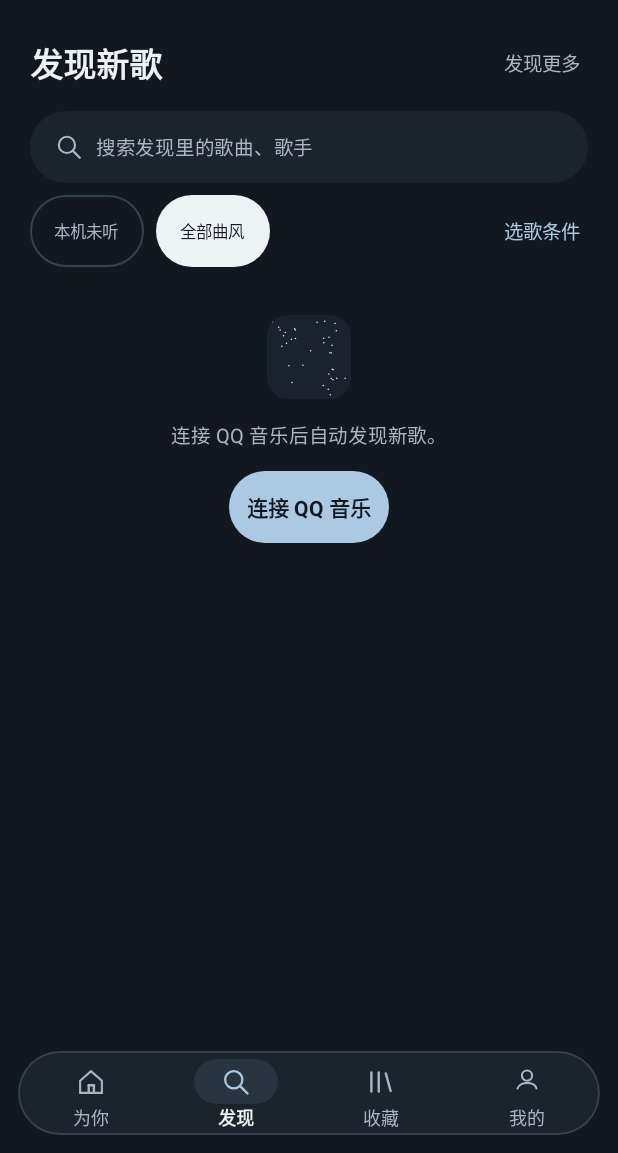
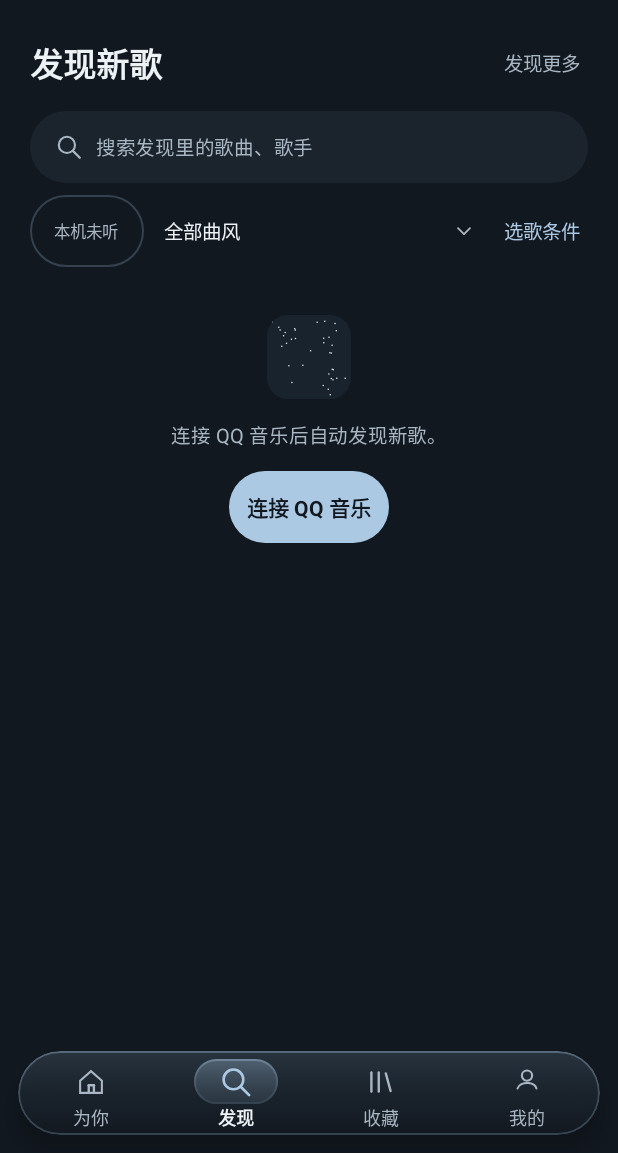
Before and after one commit to asuka520-web/Resonance-Android, an Android app built with Jetpack Compose: the screen it shows after launch (QqAccountActivity), item 2 of the bottom bar chosen, on a phone screen of 412 x 824 dp, the part 83-1236 px from its top. Run offline under Robolectric (Android 15) with nearby library versions, the phone set to English and light mode, and no system bars; pictures from the network do not load; 3 statements that could not run were skipped.

Commit message:
Release glass navigation and NetEase sign-in

```diff
--- a/app/build.gradle.kts
+++ b/app/build.gradle.kts
@@ -24,8 +24,8 @@ android {
         manifestPlaceholders["listenerLabel"] = if (previewBuild) "Resonance 预览版媒体监听" else "Resonance 媒体监听"
         minSdk = 26
         targetSdk = 35
-        versionCode = 26
-        versionName = "0.15.9"
+        versionCode = 27
+        versionName = "0.15.10"
     }
     buildTypes {
         release {
--- a/app/src/main/AndroidManifest.xml
+++ b/app/src/main/AndroidManifest.xml
@@ -9,6 +9,7 @@
         android:icon="@mipmap/ic_launcher" android:roundIcon="@mipmap/ic_launcher"
         android:fullBackupContent="@xml/backup_rules" android:dataExtractionRules="@xml/data_extraction_rules">
         <activity android:name=".MainActivity" android:exported="false"/>
+        <activity android:name=".NetEaseAccountActivity" android:exported="false" android:process=":netease"/>
         <activity android:name=".QqAccountActivity" android:exported="true">
             <intent-filter>
                 <action android:name="android.intent.action.MAIN"/>
--- a/app/src/main/java/com/resonance/app/QqAccountActivity.kt
+++ b/app/src/main/java/com/resonance/app/QqAccountActivity.kt
@@ -146,7 +146,8 @@ class QqAccountActivity : ComponentActivity() {
                     val range=PlaybackRange.parse(name)
                     getSharedPreferences("resonance_settings",MODE_PRIVATE).edit().putString("qq_playback_range",range.name).apply()
                     PlaybackStateBus.publish(PlaybackStateBus.value.copy(playbackRange=range.name))
-                },onClearScores=QqLibrary::clearScores,onSongFeedback=QqLibrary::songFeedback, liveClock=playbackClock)
+                },onClearScores=QqLibrary::clearScores,onSongFeedback=QqLibrary::songFeedback, liveClock=playbackClock,
+                onNetEaseLogin = { NetEaseAccountActivity.open(this@QqAccountActivity) })
             if (showLogin) ResonanceTheme {
                 SheetScaffold(onDismissRequest = { closeLogin() }, sheetState = rememberModalBottomSheetState(skipPartiallyExpanded = true),
                     modifier = Modifier.fillMaxHeight(.96f)) {
@@ -210,8 +211,8 @@ class QqAccountActivity : ComponentActivity() {
 
 @Composable
 internal fun AccountSheetHeader(host: String, loading: Boolean, failed: Boolean, needsAuthorization: Boolean,
-    onClose: () -> Unit, onAuthorize: () -> Unit, onRetry: () -> Unit) {
-    SectionHeader("QQ 音乐账号", onClose, "完成")
+    onClose: () -> Unit, onAuthorize: () -> Unit, onRetry: () -> Unit, title: String = "QQ 音乐账号") {
+    SectionHeader(title, onClose, "完成")
     Text("官方页面 · $host", fontSize = TypeSize.caption, color = ResonancePalette.muted,
         modifier = Modifier.padding(bottom = Space.x2))
     if (needsAuthorization) TextAction("打开官方播放器页继续授权", onAuthorize, ResonancePalette.signal)
--- a/app/src/main/java/com/resonance/app/ResonanceComponents.kt
+++ b/app/src/main/java/com/resonance/app/ResonanceComponents.kt
@@ -19,6 +19,8 @@ import androidx.compose.foundation.gestures.detectVerticalDragGestures
 import androidx.compose.foundation.LocalIndication
 import androidx.compose.foundation.interaction.MutableInteractionSource
 import androidx.compose.foundation.interaction.collectIsPressedAsState
+import androidx.compose.foundation.interaction.collectIsHoveredAsState
+import androidx.compose.foundation.interaction.collectIsFocusedAsState
 import androidx.compose.foundation.layout.*
 import androidx.compose.foundation.selection.selectable
 import androidx.compose.foundation.selection.selectableGroup
@@ -44,13 +46,14 @@ import androidx.compose.ui.Alignment
 import androidx.compose.ui.Modifier
 import androidx.compose.ui.draw.clip
 import androidx.compose.ui.draw.drawWithCache
-import androidx.compose.ui.draw.drawWithCache
+import androidx.compose.ui.draw.drawWithContent
 import androidx.compose.ui.draw.shadow
 import androidx.compose.ui.focus.onFocusChanged
 import androidx.compose.ui.geometry.CornerRadius
 import androidx.compose.ui.geometry.Offset
 import androidx.compose.ui.geometry.Rect
 import androidx.compose.ui.geometry.Size
+import androidx.compose.ui.graphics.Brush
 import androidx.compose.ui.graphics.Color
 import androidx.compose.ui.graphics.Shape
 import androidx.compose.ui.graphics.nativeCanvas
@@ -188,13 +191,22 @@ internal fun resonanceAnimatedValue(target: Float, duration: Int, easing: Easing
 
 @Composable
 internal fun Modifier.resonancePress(interaction: MutableInteractionSource): Modifier {
-    if (!LocalResonanceMotion.current) return this
+    val animate = LocalResonanceMotion.current
     val pressed by interaction.collectIsPressedAsState()
-    val scale = resonanceAnimatedValue(if (pressed) Motion.PressScale else 1f, if (pressed) Motion.Press else Motion.Release,
+    val hovered by interaction.collectIsHoveredAsState()
+    val focused by interaction.collectIsFocusedAsState()
+    val scale = resonanceAnimatedValue(if (animate && pressed) Motion.PressScale else 1f, if (pressed) Motion.Press else Motion.Release,
         if (pressed) Motion.accelerate else Motion.release, "button press")
+    val highlight = resonanceAnimatedValue(
+        if (pressed || hovered || focused) .16f else 0f, Motion.Press, Motion.responsive, "hover highlight")
     return graphicsLayer {
         scaleX = scale.value
         scaleY = scaleX
+    }.drawWithContent {
+        drawContent()
+        if (highlight.value > 0f) drawRoundRect(
+            ResonancePalette.signal.copy(alpha = highlight.value), cornerRadius = CornerRadius(Space.x3.toPx())
+        )
     }
 }
 
@@ -329,11 +341,12 @@ internal fun TrackRow(
     subtitle: String = "", detailsButton: Boolean = false, quietDetails: Boolean = false,
     supporting: @Composable ColumnScope.() -> Unit = {}
 ) {
+    val interaction = remember { MutableInteractionSource() }
     Row(Modifier.fillMaxWidth().heightIn(min = Space.trackHeight),
         verticalAlignment = Alignment.CenterVertically, horizontalArrangement = Arrangement.spacedBy(Space.x2)) {
         Row(Modifier.weight(1f).heightIn(min = Space.trackHeight)
-            .combinedClickable(role = Role.Button, onClick = onPlay, onLongClick = onDetails,
-                onLongClickLabel = "${song.name}的歌曲详情"),
+            .combinedClickable(interaction, indication = null, role = Role.Button, onClick = onPlay, onLongClick = onDetails,
+                onLongClickLabel = "${song.name}的歌曲详情").resonancePress(interaction),
             verticalAlignment = Alignment.CenterVertically, horizontalArrangement = Arrangement.spacedBy(Space.x3)) {
             val cover = rememberArtworkLoad(song)
             Box(Modifier.size(Space.listCover)) {
@@ -373,8 +386,19 @@ internal fun Dock(
     val shape = Corners.dock
     val animate = LocalResonanceMotion.current
     val playhead = remember { SmoothPlayhead() }
+    val dockGlass = remember {
+        Brush.verticalGradient(listOf(ResonancePalette.raised.copy(alpha = .96f),
+            ResonancePalette.surface.copy(alpha = .92f), ResonancePalette.ink.copy(alpha = .98f)))
+    }
+    val glassRim = remember {
+        Brush.verticalGradient(listOf(ResonancePalette.signal.copy(alpha = .36f), ResonancePalette.line))
+    }
+    val tabGlass = remember {
+        Brush.verticalGradient(listOf(ResonancePalette.signal.copy(alpha = .32f), ResonancePalette.raised))
+    }
     Column(Modifier.navigationBarsPadding().padding(start = Space.x3, end = Space.x3, bottom = Space.x3, top = Space.x1)
-        .fillMaxWidth().clip(shape).background(ResonancePalette.surface).border(Space.thin, ResonancePalette.line, shape)) {
+        .fillMaxWidth().shadow(Space.x2, shape).clip(shape)
+        .background(dockGlass).border(Space.thin, glassRim, shape)) {
         if (song != null) {
             Canvas(Modifier.fillMaxWidth().height(Space.progressLine)) {
                 val frame = clock.value
@@ -448,16 +472,37 @@ internal fun Dock(
             Box(Modifier.offset {
                 val position = if (animate) selection.value else tab.toFloat()
                 IntOffset((slotWidth * (position + .5f) - Space.navHalfWidth).roundToPx(), Space.opticalInset.roundToPx())
-            }.size(width = Space.listCover, height = Space.navPillHeight).background(ResonancePalette.raised, CircleShape))
+            }.size(width = Space.listCover, height = Space.navPillHeight)
+                .graphicsLayer {
+                    val travel = if (animate) abs(selection.value - tab).coerceIn(0f, 1f) else 0f
+                    scaleX = 1f + Motion.NavGlassStretch * travel
+                }
+                .background(tabGlass, CircleShape).border(Space.thin, glassRim, CircleShape))
             Row(Modifier.matchParentSize().selectableGroup()) {
                 homeDestinations.forEachIndexed { index, (label, glyph) ->
                     val selected = index == tab
                     val interaction = remember { MutableInteractionSource() }
-                    Column(Modifier.weight(1f).fillMaxHeight().selectable(selected, interaction, LocalIndication.current,
-                        role = Role.Tab, onClick = { onTab(index) }).resonancePress(interaction),
+                    val hovered by interaction.collectIsHoveredAsState()
+                    val focused by interaction.collectIsFocusedAsState()
+                    val highlighted = hovered || focused
+                    val iconScale = resonanceAnimatedValue(
+                        if (selected || highlighted) Motion.NavIconScale else 1f,
+                        Motion.Navigation, Motion.responsive, "navigation icon")
+                    Column(Modifier.weight(1f).fillMaxHeight().selectable(selected, interaction, indication = null,
+                        role = Role.Tab, onClick = { onTab(index) }),
                         horizontalAlignment = Alignment.CenterHorizontally) {
-                        Box(Modifier.padding(top = Space.opticalInset).size(width = Space.listCover, height = Space.navPillHeight), contentAlignment = Alignment.Center) {
-                            Glyph(glyph, Modifier.size(Space.navGlyph), if (selected) ResonancePalette.signal else ResonancePalette.muted)
+                        val hoverGlass = when {
+                            focused -> Modifier.border(Space.thin, ResonancePalette.signal, CircleShape)
+                            hovered && !selected -> Modifier.background(ResonancePalette.signal.copy(alpha = .12f), CircleShape)
+                            else -> Modifier
+                        }
+                        Box(Modifier.padding(top = Space.opticalInset)
+                            .size(width = Space.listCover, height = Space.navPillHeight).then(hoverGlass),
+                            contentAlignment = Alignment.Center) {
+                            Glyph(glyph, Modifier.size(Space.navGlyph).graphicsLayer {
+                                scaleX = iconScale.value
+                                scaleY = scaleX
+                            }, if (selected || highlighted) ResonancePalette.signal else ResonancePalette.muted)
                         }
                         ResonanceText(label, TypeSize.secondary, color = if (selected) ResonancePalette.sand else ResonancePalette.muted,
                             weight = if (selected) FontWeight.Bold else FontWeight.Medium)
--- a/app/src/main/java/com/resonance/app/ResonanceMotion.kt
+++ b/app/src/main/java/com/resonance/app/ResonanceMotion.kt
@@ -88,6 +88,8 @@ internal object Motion {
     const val PressScale = .97f
     const val PlayMorph = 180
     const val Navigation = 240
+    const val NavGlassStretch = .14f
+    const val NavIconScale = 1.14f
     const val PageFade = 180
     const val SecondaryPage = 240
     const val SecondaryOffsetDp = 8
--- a/app/src/main/java/com/resonance/app/ResonanceScreen.kt
+++ b/app/src/main/java/com/resonance/app/ResonanceScreen.kt
@@ -32,7 +32,6 @@ import androidx.compose.foundation.layout.*
 import androidx.compose.foundation.lazy.LazyColumn
 import androidx.compose.foundation.lazy.LazyRow
 import androidx.compose.foundation.lazy.items
-import androidx.compose.foundation.lazy.itemsIndexed
 import androidx.compose.foundation.lazy.rememberLazyListState
 import androidx.compose.foundation.rememberScrollState
 import androidx.compose.foundation.shape.CircleShape
@@ -238,7 +237,8 @@ internal fun ResonanceScreen(library:LibraryState, player:PlayerStatus, onLogin:
     onPlaybackMode:(String)->Unit={},onIntent:(ListeningIntent)->Unit={QqLibrary.setIntent(it)},
     onFavorite:(String)->Unit={},onRefreshFavorite:(String)->Unit={},onEnrich:(String?)->Unit={},onPlaybackRange:(String)->Unit={},onClearScores:()->Unit={},
     onSongFeedback:(String,Set<String>,Boolean)->Unit={_,_,_->}, liveClock:State<PlaybackClock>?=null,
-    onRefreshRecommendation:(String)->Unit={QqLibrary.similar(it)}, onClearTagScore:(String)->Unit=QqLibrary::clearTagScore) {
+    onRefreshRecommendation:(String)->Unit={QqLibrary.similar(it)}, onClearTagScore:(String)->Unit=QqLibrary::clearTagScore,
+    onNetEaseLogin:(()->Unit)?=null) {
     val clock=liveClock ?: rememberUpdatedState(player.clock())
     val context=LocalContext.current
     val settings=remember {context.getSharedPreferences("resonance_settings",0)}
@@ -358,12 +358,16 @@ internal fun ResonanceScreen(library:LibraryState, player:PlayerStatus, onLogin:
         if (playlistId != null && first != null) playlistSeeds[playlistId] = first
     }
     val browserEntries = rememberDiscoveryEntries(library, discoverySearch, unheardOnly, discoveryGenre, tab == 1)
-    val thumbnailDir = LocalContext.current.cacheDir
     val discoveryGenres by key(library.accountScope) {
-        produceState(emptyList<List<GenreTileData>>(), tab, library.favorites, library.discoveries, library.genres, scores) {
+        produceState(emptyList<String>(), tab, library.favorites, library.discoveries, library.genres) {
             if (tab == 1) {
-                val cached = withContext(Dispatchers.IO) { CoverThumbnails.availableAlbums(thumbnailDir) }
-                value = withContext(Dispatchers.Default) { discoveryTiles(library, scores, cached).chunked(3) }
+                value = withContext(Dispatchers.Default) {
+                    library.allTracks.asSequence()
+                        .flatMap { library.genres[it.mid]?.labels.orEmpty() }
+                        .distinct()
+                        .sortedBy { genreName(it).lowercase(java.util.Locale.ROOT) }
+                        .toList()
+                }
             }
         }
     }
@@ -517,22 +521,9 @@ internal fun ResonanceScreen(library:LibraryState, player:PlayerStatus, onLogin:
                         Row(Modifier.fillMaxWidth(), horizontalArrangement = Arrangement.spacedBy(Space.x2),
                             verticalAlignment = Alignment.CenterVertically) {
                             PlaybackChip("本机未听", unheardOnly) { unheardOnly = !unheardOnly }
-                            PlaybackChip("全部曲风", discoveryGenre == null) { discoveryGenre = null }
-                            Spacer(Modifier.weight(1f))
+                            DiscoveryGenreMenu(discoveryGenres, discoveryGenre, { discoveryGenre = it }, Modifier.weight(1f))
                             TextAction(if (library.intent.active) "调整已选条件" else "选歌条件",
                                 { draftIntent = library.intent; scoreTab = false; showIntent = true }, Accent)
-                        }
-                    }
-                    itemsIndexed(discoveryGenres, key = { _, row -> "genre-grid-${row.first().label}" }) { index, row ->
-                        if (index == 0 && row.size == 3) {
-                            FeaturedGenres(row, discoveryGenre) { discoveryGenre = it }
-                        } else {
-                            Row(Modifier.fillMaxWidth(), horizontalArrangement = Arrangement.spacedBy(Space.tileGap)) {
-                                row.forEach { tile ->
-                                    GenreTile(tile, discoveryGenre == tile.label, { discoveryGenre = tile.label }, Modifier.weight(1f))
-                                }
-                                repeat(3 - row.size) { Spacer(Modifier.weight(1f)) }
-                            }
                         }
                     }
                     val entries = browserEntries.orEmpty()
@@ -573,9 +564,11 @@ internal fun ResonanceScreen(library:LibraryState, player:PlayerStatus, onLogin:
                     item { SearchField(search, { search = it }, "搜索歌曲、歌手") }
                     if(library.openedPlaylist==null && connected) item {
                         val coverage=if(library.favorites.isEmpty())0 else library.taggedCount*100/library.favorites.size
+                        val interaction = remember { MutableInteractionSource() }
                         Column(
                             Modifier.fillMaxWidth().heightIn(min = Space.touch)
-                                .clickable(role = Role.Button) { showCatalogueDetails = !showCatalogueDetails }
+                                .clickable(interaction, indication = null, role = Role.Button) { showCatalogueDetails = !showCatalogueDetails }
+                                .resonancePress(interaction)
                                 .semantics { stateDescription = if (showCatalogueDetails) "已展开" else "已收起" }
                                 .padding(vertical = Space.x3),
                             verticalArrangement = Arrangement.spacedBy(Space.x2)
@@ -651,9 +644,11 @@ internal fun ResonanceScreen(library:LibraryState, player:PlayerStatus, onLogin:
                     item { SectionHeader("我的歌单", onPlaylists, "读取歌单") }
                     items(library.playlists, key = { "playlist-${it.id}" }) { playlist ->
                         val firstMid = playlistSeeds[playlist.id]
+                        val interaction = remember { MutableInteractionSource() }
                         Column {
                             Row(Modifier.fillMaxWidth().heightIn(min = Space.touch)
-                                .clickable(role = Role.Button) { requestedPlaylist = playlist; onPlaylist(playlist) }
+                                .clickable(interaction, indication = null, role = Role.Button) { requestedPlaylist = playlist; onPlaylist(playlist) }
+                                .resonancePress(interaction)
                                 .padding(vertical = Space.x2), verticalAlignment = Alignment.CenterVertically,
                                 horizontalArrangement = Arrangement.spacedBy(Space.x3)) {
                                 SandPlate(firstMid ?: "playlist:${playlist.id}", Modifier.size(Space.listCover))
@@ -692,6 +687,13 @@ internal fun ResonanceScreen(library:LibraryState, player:PlayerStatus, onLogin:
                                     color = Muted, fontSize = TypeSize.secondary)
                             }
                             OutlineButton(if (connected) "管理账号 / 更新授权" else "连接 QQ 音乐", onLogin)
+                        }
+                        HorizontalDivider(color = SoftLine)
+                    }
+                    if (onNetEaseLogin != null) item {
+                        Column(Modifier.fillMaxWidth().padding(vertical = Space.x2), verticalArrangement = Arrangement.spacedBy(Space.x2)) {
+                            SectionHeader("网易云音乐", null, "")
+                            OutlineButton("登录 / 管理账号", onNetEaseLogin)
                         }
                         HorizontalDivider(color = SoftLine)
                     }
@@ -1007,6 +1009,36 @@ private fun GenreScoreSummary(scores: List<GenreScore>, ticker: FrameTicker, sys
 }
 
 @Composable
+private fun DiscoveryGenreMenu(labels: List<String>, selected: String?, onSelect: (String?) -> Unit, modifier: Modifier) {
+    var expanded by remember { mutableStateOf(false) }
+    val trigger = remember { MutableInteractionSource() }
+    Box(modifier) {
+        Row(Modifier.heightIn(min = Space.touch).fillMaxWidth()
+            .clickable(trigger, indication = null, role = Role.Button) { expanded = true }
+            .resonancePress(trigger).padding(horizontal = Space.opticalInset),
+            horizontalArrangement = Arrangement.spacedBy(Space.x1), verticalAlignment = Alignment.CenterVertically) {
+            ResonanceText(selected?.let(::genreName) ?: "全部曲风", TypeSize.action, Modifier.weight(1f), ResonancePalette.sand)
+            Glyph(ResonanceGlyph.DOWN, Modifier.size(Space.x4), ResonancePalette.muted)
+        }
+        DropdownMenu(expanded, onDismissRequest = { expanded = false },
+            modifier = Modifier.heightIn(max = Space.legacyListHeight)) {
+            (listOf(null) + labels).forEach { label ->
+                val interaction = remember { MutableInteractionSource() }
+                DropdownMenuItem(
+                    text = {
+                        ResonanceText(label?.let(::genreName) ?: "全部曲风", TypeSize.body,
+                            color = if (label == selected) ResonancePalette.signal else ResonancePalette.sand, lines = 2)
+                    },
+                    onClick = { onSelect(label); expanded = false },
+                    modifier = Modifier.resonancePress(interaction),
+                    interactionSource = interaction
+                )
+            }
+        }
+    }
+}
+
+@Composable
 private fun rememberDiscoveryEntries(
     library: LibraryState, search: String, unheardOnly: Boolean, genre: String?, active: Boolean
 ): List<DiscoveryEntry>? {
--- a/app/src/main/java/com/resonance/app/ResonanceTheme.kt
+++ b/app/src/main/java/com/resonance/app/ResonanceTheme.kt
@@ -11,6 +11,7 @@ import androidx.compose.foundation.shape.RoundedCornerShape
 import androidx.compose.material3.BottomSheetDefaults
 import androidx.compose.material3.ExperimentalMaterial3Api
 import androidx.compose.material3.MaterialTheme
+import androidx.compose.material3.LocalRippleConfiguration
 import androidx.compose.material3.ModalBottomSheet
 import androidx.compose.material3.Shapes
 import androidx.compose.material3.SheetState
@@ -158,6 +159,7 @@ internal val LocalBricolage = staticCompositionLocalOf<FontFamily> { FontFamily.
 private const val BricolageAsset = "fonts/BricolageGrotesque.ttf"
 private val baseTypography = Typography()
 
+@OptIn(ExperimentalMaterial3Api::class)
 @Composable
 internal fun ResonanceTheme(content: @Composable () -> Unit) {
     val assets = LocalContext.current.assets
@@ -175,7 +177,9 @@ internal fun ResonanceTheme(content: @Composable () -> Unit) {
         )
     }
     val sand = LocalSandBudget.current ?: remember { SandBudget() }
-    CompositionLocalProvider(LocalBricolage provides font, LocalSandBudget provides sand) {
+    CompositionLocalProvider(
+        LocalBricolage provides font, LocalSandBudget provides sand, LocalRippleConfiguration provides null
+    ) {
         MaterialTheme(colorScheme = palette, typography = typography, shapes = shapes, content = content)
     }
 }
--- a/app/src/main/res/xml/backup_rules.xml
+++ b/app/src/main/res/xml/backup_rules.xml
@@ -1,4 +1,5 @@
 <?xml version="1.0" encoding="utf-8"?>
 <full-backup-content>
     <exclude domain="root" path="app_webview/"/>
+    <exclude domain="root" path="app_webview_netease/"/>
 </full-backup-content>
--- a/app/src/main/res/xml/data_extraction_rules.xml
+++ b/app/src/main/res/xml/data_extraction_rules.xml
@@ -2,8 +2,10 @@
 <data-extraction-rules>
     <cloud-backup>
         <exclude domain="root" path="app_webview/"/>
+        <exclude domain="root" path="app_webview_netease/"/>
     </cloud-backup>
     <device-transfer>
         <exclude domain="root" path="app_webview/"/>
+        <exclude domain="root" path="app_webview_netease/"/>
     </device-transfer>
 </data-extraction-rules>
```
Also changed, not shown: app/src/main/java/com/resonance/app/NetEaseAccountActivity.kt (added, +134 -0 lines), 2 other files.
